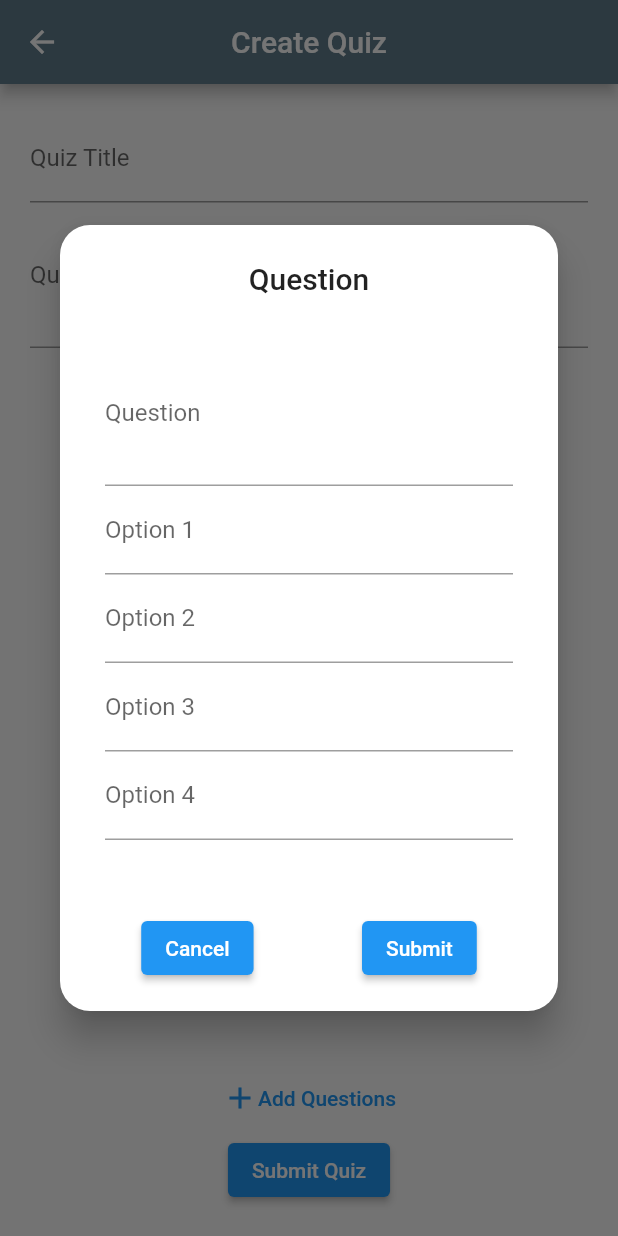
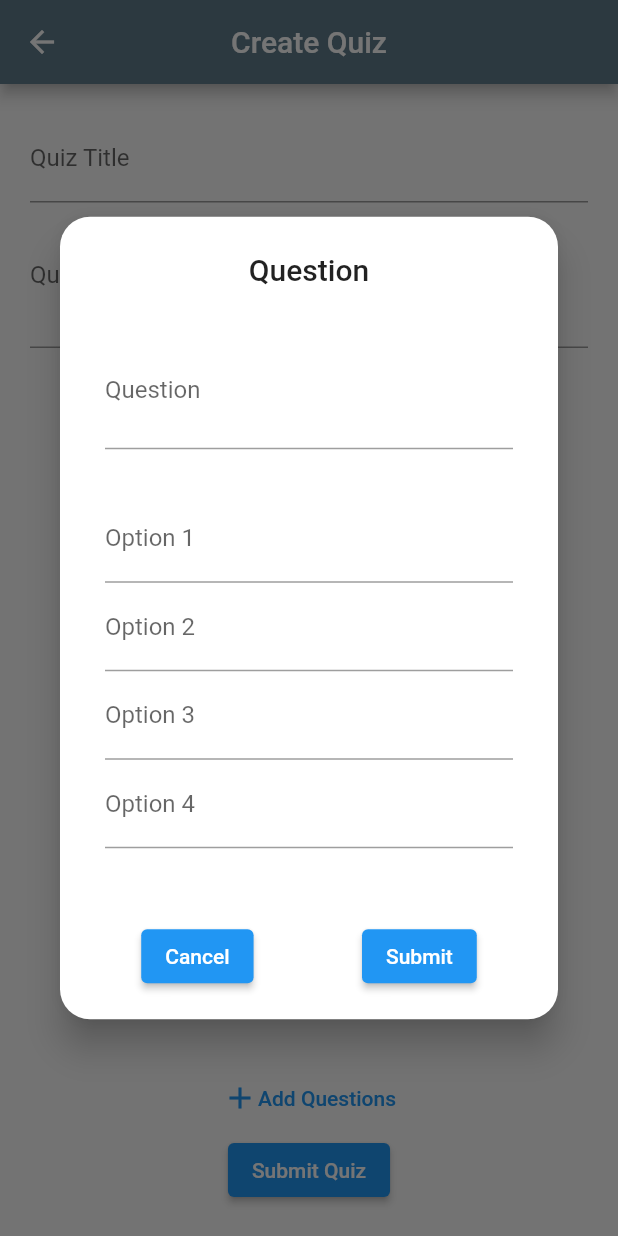
Before and after one commit to Sumit401/quiz_app_flutter, a Flutter app: the CreateQuiz screen opened directly, after a tap on "Add Questions", on a phone screen of 412 x 824 dp. Run offline on Flutter 3.47's test engine with Material 2 defaults, Android fonts, the phone set to English and light mode, and no system bars; our stand-ins replace cloud_firestore, firebase_auth, firebase_core, fluttertoast, font_awesome_flutter, shared_preferences; accounts and stored records are empty.

Commit message:
Initial Commit

```diff
--- a/lib/Faculty/appBar.dart
+++ b/lib/Faculty/appBar.dart
@@ -24,7 +24,7 @@ Container containerLogout(context) {
             showDialog(
               context: context,
               builder: (context) {
-                return alertDialogSignout(context);
+                return alertDialogSignOut(context);
               },
             );
           },
--- /dev/null
+++ b/lib/Faculty/createQuiz/alertDialogAddQuestions/contentOfDialogBox.dart
@@ -0,0 +1,49 @@
+
+import 'package:flutter/material.dart';
+
+import '../../../reusableWidgets/Responsive.dart';
+import '../textFieldWidgets.dart';
+
+Widget actionsOfAlertDialogBox(context,providerValue) {
+  return Container(
+    padding: const EdgeInsets.all(10),
+    child: Row(
+      mainAxisAlignment: MainAxisAlignment.spaceAround,
+      children: [
+        ElevatedButton(
+            onPressed: () => Navigator.pop(context),
+            child: const Text("Cancel")),
+        ElevatedButton(
+            onPressed: () {
+              if (providerValue.questionInfo != "" &&
+                  providerValue.option1 != "" &&
+                  providerValue.option2 != "" &&
+                  providerValue.option3 != "" &&
+                  providerValue.option4 != "") {
+                FocusScope.of(context).requestFocus(FocusNode());
+                providerValue.setDataToList();
+                Navigator.pop(context);
+              }
+            },
+            child: const Text("Submit")),
+      ],
+    ),
+  );
+}
+
+Widget contentOfAlertDialogBox(context,providerValue) {
+  return Container(
+    padding: const EdgeInsets.all(10),
+    width: screenWidth(context),
+    child: Column(
+      children: [
+        textFieldQuestions(providerValue),
+        Container(height: 30,),
+        textFieldOption1(providerValue),
+        textFieldOption2(providerValue),
+        textFieldOption3(providerValue),
+        textFieldOption4(providerValue),
+      ],
+    ),
+  );
+}
--- /dev/null
+++ b/lib/Faculty/createQuiz/alertDialogAddQuestions/dialogAddQuestion.dart
@@ -0,0 +1,49 @@
+import 'package:flutter/material.dart';
+import 'package:provider/provider.dart';
+
+import '../provider.dart';
+import 'contentOfDialogBox.dart';
+
+
+// +AddQuestions button in Main screen
+Widget addQuestionsButton(context) {
+  return Container(
+      alignment: Alignment.center,
+      child: TextButton(
+        onPressed:() {
+          FocusScope.of(context).requestFocus(FocusNode());
+          dialogBuilder(context);
+        },
+        child: Row(
+          mainAxisAlignment: MainAxisAlignment.center,
+          children: const [Icon(Icons.add), Text("Add Questions")],
+        ),
+      ));
+}
+
+Future dialogBuilder(context) {
+  return showDialog(
+    context: context,
+    builder: (context) {
+      return Consumer<CreateQuizProvider>(
+        builder: (context, providerValue, child) {
+          return alertDialogBoxAddQuestions(context,providerValue);
+        },
+      );
+    },
+  );
+}
+
+AlertDialog alertDialogBoxAddQuestions(context,providerValue) {
+  return AlertDialog(
+    scrollable: true,
+    elevation: 10,
+    alignment: Alignment.center,
+    contentPadding: const EdgeInsets.all(20),
+    actionsAlignment: MainAxisAlignment.center,
+    shape: RoundedRectangleBorder(borderRadius: BorderRadius.circular(20)),
+    title: const Center(child: Text("Question")),
+    content: contentOfAlertDialogBox(context,providerValue),
+    actions: [actionsOfAlertDialogBox(context,providerValue) ],
+  );
+}
--- a/lib/Faculty/createQuiz/buttonsWidgets.dart
+++ /dev/null
@@ -1,21 +0,0 @@
-
-import 'package:flutter/material.dart';
-
-import 'dialogAddQuestion.dart';
-
-Widget addQuestionsButton(context) {
-  return Container(
-      alignment: Alignment.center,
-      child: TextButton(
-        onPressed: () => dialogBuilder(context),
-        child: Row(
-          mainAxisAlignment: MainAxisAlignment.center,
-          children: const [Icon(Icons.add), Text("Add Questions")],
-        ),
-      ));
-}
-
-
-Widget submitQuizButton() {
-  return ElevatedButton(onPressed: () => null, child: Text("Submit Quiz"));
-}
--- a/lib/Faculty/createQuiz/dialogAddQuestion.dart
+++ /dev/null
@@ -1,66 +0,0 @@
-import 'package:flutter/material.dart';
-import 'package:provider/provider.dart';
-
-import '../../reusableWidgets/Responsive.dart';
-import 'provider.dart';
-import 'textFieldWidgets.dart';
-
-Future dialogBuilder(context) {
-  return showDialog(
-    context: context,
-    builder: (context) {
-      return Consumer<CreateQuizProvider>(
-        builder: (context, providerValue, child) {
-          return AlertDialog(
-            scrollable: true,
-            elevation: 10,
-            alignment: Alignment.center,
-            contentPadding: const EdgeInsets.all(20),
-            actionsAlignment: MainAxisAlignment.center,
-            shape:
-                RoundedRectangleBorder(borderRadius: BorderRadius.circular(20)),
-            title: const Center(child: Text("Question")),
-            content: Container(
-              padding: const EdgeInsets.all(10),
-              width: screenWidth(context),
-              child: Column(
-                children: [
-                  textFieldQuestions(providerValue),
-                  textFieldOption1(providerValue),
-                  textFieldOption2(providerValue),
-                  textFieldOption3(providerValue),
-                  textFieldOption4(providerValue),
-                ],
-              ),
-            ),
-            actions: [
-              Container(
-                padding: const EdgeInsets.all(10),
-                child: Row(
-                  mainAxisAlignment: MainAxisAlignment.spaceAround,
-                  children: [
-                    ElevatedButton(
-                        onPressed: () => Navigator.pop(context),
-                        child: const Text("Cancel")),
-                    ElevatedButton(
-                        onPressed: () {
-                          if (providerValue.questionInfo != "" &&
-                              providerValue.option1 != "" &&
-                              providerValue.option2 != "" &&
-                              providerValue.option3 != "" &&
-                              providerValue.option4 != "") {
-                            providerValue.setDataToList();
-                            Navigator.pop(context);
-                          }
-                        },
-                        child: const Text("Submit")),
-                  ],
-                ),
-              ),
-            ],
-          );
-        },
-      );
-    },
-  );
-}
--- a/lib/Faculty/createQuiz/mainScreen.dart
+++ b/lib/Faculty/createQuiz/mainScreen.dart
@@ -2,7 +2,8 @@ import 'package:flutter/material.dart';
 import 'package:flutter_project/Faculty/createQuiz/provider.dart';
 import 'package:provider/provider.dart';
 
-import 'buttonsWidgets.dart';
+import 'submitQuizButton.dart';
+import 'alertDialogAddQuestions/dialogAddQuestion.dart';
 import 'listView.dart';
 import 'textFieldWidgets.dart';
 
--- a/lib/Faculty/createQuiz/textFieldWidgets.dart
+++ b/lib/Faculty/createQuiz/textFieldWidgets.dart
@@ -1,15 +1,17 @@
 import 'package:flutter/material.dart';
 
-Widget textFieldTitle(providerValue){
+Widget textFieldTitle(providerValue) {
   return TextFormField(
+      textCapitalization: TextCapitalization.words,
       onChanged: (value) {
         providerValue.getQuizTitle(value);
       },
       decoration: const InputDecoration(labelText: "Quiz Title"));
 }
 
-Widget textFieldDescription(providerValue){
+Widget textFieldDescription(providerValue) {
   return TextFormField(
+    textCapitalization: TextCapitalization.words,
     onChanged: (value) {
       providerValue.getQuizDesc(value);
     },
@@ -19,40 +21,45 @@ Widget textFieldDescription(providerValue){
   );
 }
 
-
-
 Widget textFieldQuestions(providerValue) {
   return TextFormField(
+    textCapitalization: TextCapitalization.sentences,
     decoration: InputDecoration(
         label: Container(
-            alignment: Alignment.centerLeft,
-            child: const Text("Question"))),
-    minLines: 3,
-    maxLines: 3,
+            alignment: Alignment.centerLeft, child: const Text("Question"))),
+    minLines: 2,
+    maxLines: 2,
+    expands: false,
     onChanged: (value) {
       providerValue.getQuestionInfo(value);
     },
   );
 }
 
-Widget textFieldOption1(providerValue){
+Widget textFieldOption1(providerValue) {
   return TextFormField(
+      textCapitalization: TextCapitalization.sentences,
       decoration: const InputDecoration(labelText: "Option 1"),
       onChanged: (value) => providerValue.getOption1(value));
 }
 
 Widget textFieldOption2(providerValue) {
   return TextFormField(
+      textCapitalization: TextCapitalization.sentences,
       decoration: const InputDecoration(labelText: "Option 2"),
       onChanged: (value) => providerValue.getOption2(value));
 }
+
 Widget textFieldOption3(providerValue) {
   return TextFormField(
+      textCapitalization: TextCapitalization.sentences,
       decoration: const InputDecoration(labelText: "Option 3"),
       onChanged: (value) => providerValue.getOption3(value));
 }
+
 Widget textFieldOption4(providerValue) {
   return TextFormField(
+      textCapitalization: TextCapitalization.sentences,
       decoration: const InputDecoration(labelText: "Option 4"),
       onChanged: (value) => providerValue.getOption4(value));
 }
--- a/lib/register_page/submitButton.dart
+++ b/lib/register_page/submitButton.dart
@@ -1,5 +1,6 @@
 import 'package:cloud_firestore/cloud_firestore.dart';
 import 'package:firebase_auth/firebase_auth.dart';
+
 import 'package:flutter/material.dart';
 import 'package:provider/provider.dart';
 import '../reusableWidgets/alertDialogLoading.dart';
--- a/lib/register_page/toggleButtons.dart
+++ b/lib/register_page/toggleButtons.dart
@@ -1,6 +1,7 @@
 import 'package:flutter/material.dart';
-import 'package:flutter_project/register_page/provider.dart';
 import 'package:provider/provider.dart';
+
+import 'provider.dart';
 
 Widget toggleForStudentFaculty() {
   return Consumer<RegisterPageProvider>(
```
Also changed, not shown: lib/Faculty/createQuiz/listView.dart (+137 -21 lines), lib/Faculty/createQuiz/provider.dart (+19 -6 lines), lib/Faculty/createQuiz/submitQuizButton.dart (added, +56 -0 lines), lib/Faculty/floatingButton.dart (+9 -5 lines), lib/reusableWidgets/alertDialogLogout.dart (+21 -14 lines).
